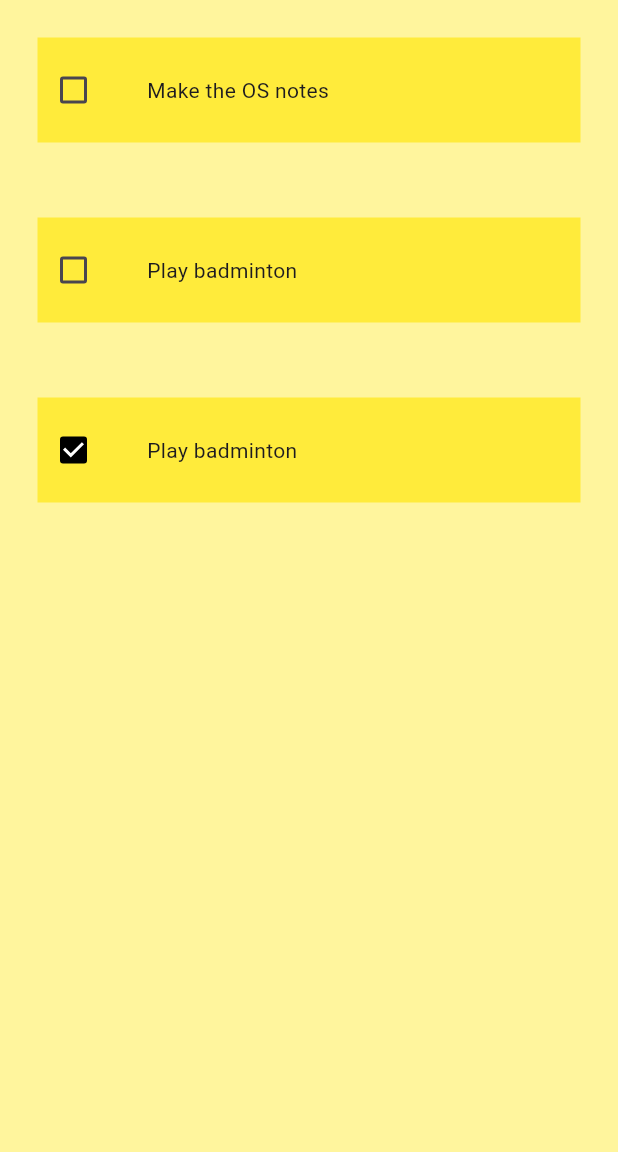
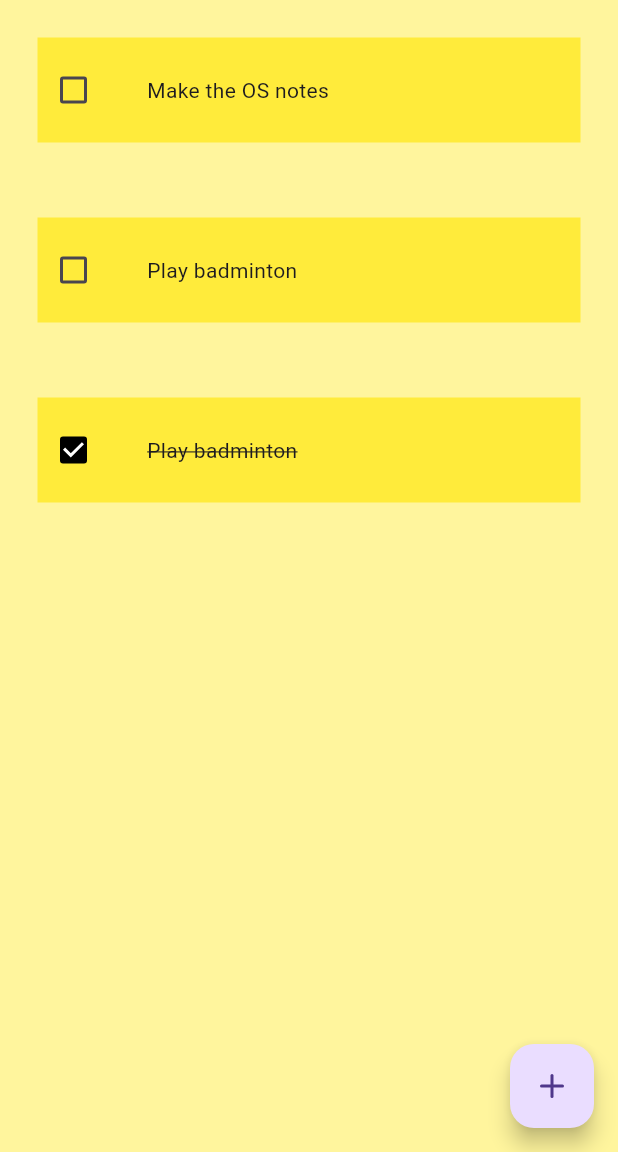
Before and after one commit to akkei117/todo, a Flutter app: the screen it shows after launch, on a phone screen of 412 x 824 dp, the part 84-1236 px from its top. Run offline on Flutter 3.47's test engine with Material 3 defaults, Android fonts, the phone set to English and light mode, and no system bars; drawn by our look-alikes of flutter_slidable; our stand-ins replace lucide_icons.

```diff
--- a/lib/components/todotile.dart
+++ b/lib/components/todotile.dart
@@ -1,15 +1,23 @@
 import 'package:flutter/material.dart';
+import 'package:flutter_slidable/flutter_slidable.dart';
+import 'package:lucide_icons/lucide_icons.dart';
 
 class Todotile extends StatefulWidget {
   final String taskname;
   final bool taskcompleted;
+  final void Function(BuildContext) deletefxn;
+
   final void Function(bool?)? onChanged;
+
+
 
   const Todotile({
     super.key,
     required this.onChanged,
     required this.taskcompleted,
     required this.taskname,
+    required this.deletefxn
+
   });
 
   @override
@@ -17,23 +25,47 @@ class Todotile extends StatefulWidget {
 }
 
 class _TodotileState extends State<Todotile> {
+
+
+  void Function(BuildContext)? deletefxn;
   @override
   Widget build(BuildContext context) {
     return Padding(
       padding: const EdgeInsets.all(25.0),
+      child: Slidable(
+        endActionPane: ActionPane(
+          motion: StretchMotion(),
+          openThreshold: 0.1,
+          closeThreshold: 0.3,
+          children: [
+            SlidableAction(onPressed: deletefxn,backgroundColor: Colors.red,icon: LucideIcons.trash2,)
+          ],
+        ),
         child: Container(
           color: Colors.yellow,
           child: Row(
             children: [
               //Check box
-            Checkbox(value: widget.taskcompleted, onChanged: widget.onChanged , activeColor: Colors.black,),
+              Checkbox(
+                value: widget.taskcompleted,
+                onChanged: widget.onChanged,
+                activeColor: Colors.black,
+              ),
 
               //Text (Task)
               Padding(
                 padding: EdgeInsetsGeometry.all(25),
-              child: Text(widget.taskname),
+                child: Text(
+                  widget.taskname,
+                  style: TextStyle(
+                    decoration: widget.taskcompleted
+                        ? TextDecoration.lineThrough
+                        : TextDecoration.none,
+                  ),
+                ),
               ),
             ],
+          ),
         ),
       ),
     );
--- a/lib/main.dart
+++ b/lib/main.dart
@@ -14,6 +14,7 @@ class MyApp extends StatelessWidget {
       debugShowCheckedModeBanner: false,
       home: Homepage(),
       routes: {
+        'alertdialog' : (context) => AlertDialog(),
 
       },
       );
```
Also changed, not shown: lib/components/alertdialog.dart (added, +31 -0 lines), lib/pages/homepage.dart (+40 -1 lines), pubspec.yaml (+4 -16 lines), pubspec.lock. Lines whose indentation alone changed are shown as unchanged.
